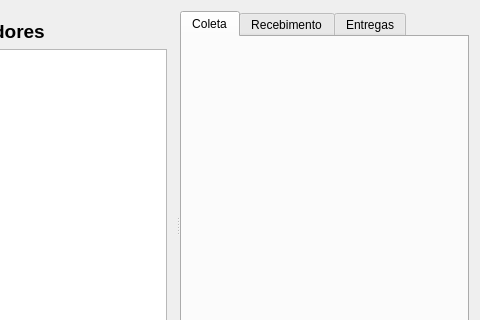
Above: ui/widgetlogistica.ui from lellisls/ERP-STACCATO before the change; both pictures show x 223 to 703 and y 0 to 320 of the 703 by 450 pixel window. Below: the same form after it.
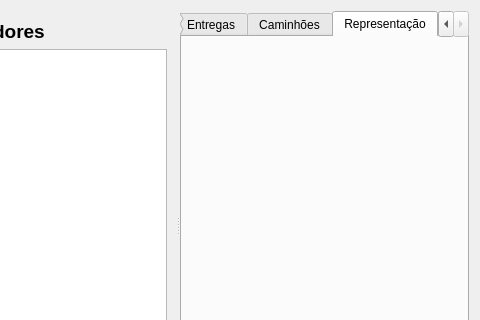
That is the form after the change. The open tabs and pages were chosen to show the change. Custom widgets are drawn as their Qt base class.

Diff of the .ui file:
```diff
--- a/ui/widgetlogistica.ui
+++ b/ui/widgetlogistica.ui
@@ -106,6 +106,21 @@
         </item>
        </layout>
       </widget>
+      <widget class="QWidget" name="tab">
+       <attribute name="title">
+        <string>Caminhões</string>
+       </attribute>
+      </widget>
+      <widget class="QWidget" name="tab_2">
+       <attribute name="title">
+        <string>Representação</string>
+       </attribute>
+       <layout class="QGridLayout" name="gridLayout_3">
+        <item row="0" column="0">
+         <widget class="WidgetLogisticaRepresentacao" name="widgetRepresentacao" native="true"/>
+        </item>
+       </layout>
+      </widget>
      </widget>
     </widget>
    </item>
@@ -135,6 +150,12 @@
    <header>src/widgetlogisticaentrega.h</header>
    <container>1</container>
   </customwidget>
+  <customwidget>
+   <class>WidgetLogisticaRepresentacao</class>
+   <extends>QWidget</extends>
+   <header>src/widgetlogisticarepresentacao.h</header>
+   <container>1</container>
+  </customwidget>
  </customwidgets>
  <resources/>
  <connections/>
```
